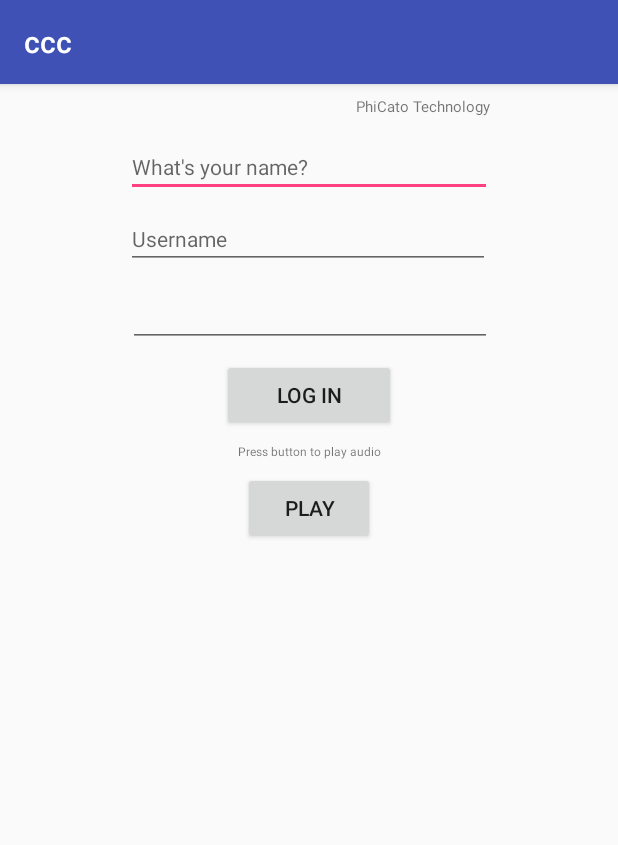
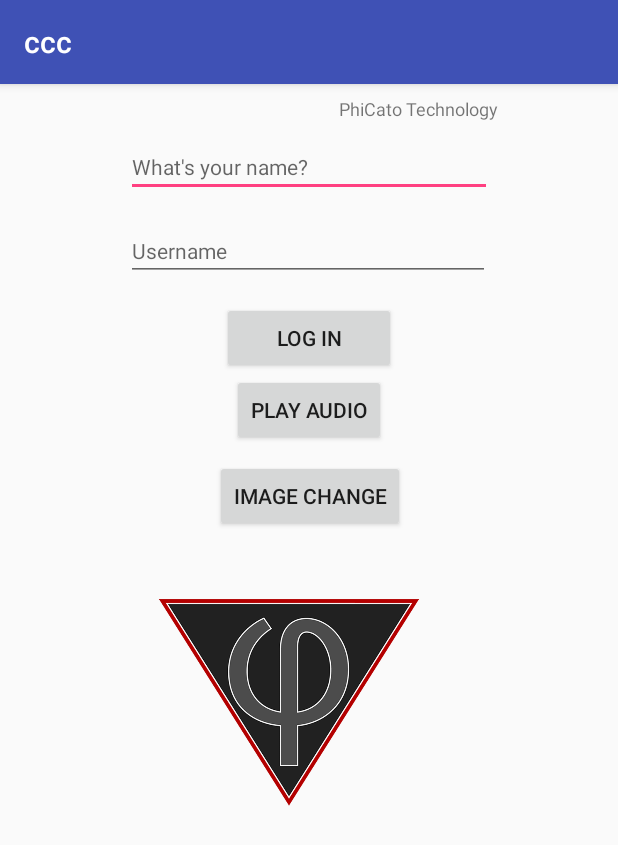
Before and after one commit to phicato/ccc, an Android app: the screen it shows after launch (MainActivity), after a tap on "LOG IN", on a phone screen of 412 x 824 dp. Shown: the top 845 px of the screen. Run offline under Robolectric (Android 15) with nearby library versions, the phone set to English and light mode, and no system bars.

Commit message:
Updated with click to play function

```diff
--- a/app/src/main/java/pl/phicato/www/ccc/MainActivity.java
+++ b/app/src/main/java/pl/phicato/www/ccc/MainActivity.java
@@ -6,6 +6,7 @@ import android.os.Bundle;
 import android.util.Log;
 import android.view.View;
 import android.widget.EditText;
+import android.widget.ImageView;
 import android.widget.Toast;
 
 public class MainActivity extends AppCompatActivity {
@@ -21,10 +22,6 @@ public class MainActivity extends AppCompatActivity {
         String usernameConverted = username.getText().toString();
         Log.i("username", usernameConverted);
 
-        EditText password = (EditText) findViewById(R.id.passwordID);
-        String passwordConverted = password.getText().toString();
-        Log.i("password", passwordConverted);
-
         EditText name = (EditText) findViewById(R.id.nameID);
         String nameConverted = name.getText().toString();
 
@@ -32,7 +29,13 @@ public class MainActivity extends AppCompatActivity {
     }
 
     public void playFunction(View view){
-        MediaPlayer ring= MediaPlayer.create(MainActivity.this,R.raw.zakonczenie);
+        MediaPlayer ring = MediaPlayer.create(MainActivity.this,R.raw.zakonczenie);
         ring.start();
     }
+
+    public void imageChange(View view){
+        ImageView imageView = (ImageView) findViewById(R.id.image1ID);
+        imageView.setImageResource(R.drawable.pszczolka100);
+    }
+
 }
--- a/app/src/main/res/layout/activity_main.xml
+++ b/app/src/main/res/layout/activity_main.xml
@@ -14,7 +14,7 @@
         android:layout_marginStart="64dp"
         android:layout_marginTop="8dp"
         android:text="@string/PhiCato"
-        android:textSize="10sp"
+        android:textSize="12sp"
         app:layout_constraintEnd_toEndOf="parent"
         app:layout_constraintHorizontal_bias="0.693"
         app:layout_constraintStart_toStartOf="parent"
@@ -42,30 +42,15 @@
         android:layout_height="wrap_content"
         android:layout_marginEnd="85dp"
         android:layout_marginStart="84dp"
-        android:layout_marginTop="8dp"
+        android:layout_marginTop="16dp"
         android:ems="10"
         android:hint="@string/name"
         android:inputType="textPersonName"
         android:textSize="14sp"
         app:layout_constraintEnd_toEndOf="parent"
-        app:layout_constraintHorizontal_bias="0.497"
+        app:layout_constraintHorizontal_bias="0.0"
         app:layout_constraintStart_toStartOf="parent"
         app:layout_constraintTop_toBottomOf="@+id/nameID" />
-
-    <EditText
-        android:id="@+id/passwordID"
-        android:layout_width="0dp"
-        android:layout_height="wrap_content"
-        android:layout_marginEnd="84dp"
-        android:layout_marginStart="85dp"
-        android:layout_marginTop="12dp"
-        android:ems="10"
-        android:inputType="textPassword"
-        android:textSize="14sp"
-        app:layout_constraintEnd_toEndOf="parent"
-        app:layout_constraintHorizontal_bias="0.0"
-        app:layout_constraintStart_toStartOf="parent"
-        app:layout_constraintTop_toBottomOf="@+id/usernameID" />
 
     <Button
         android:id="@+id/buttonID"
@@ -73,26 +58,13 @@
         android:layout_height="48dp"
         android:layout_marginEnd="148dp"
         android:layout_marginStart="148dp"
-        android:layout_marginTop="8dp"
+        android:layout_marginTop="14dp"
         android:onClick="loginFunction"
         android:text="@string/login_button"
         app:layout_constraintEnd_toEndOf="parent"
         app:layout_constraintHorizontal_bias="0.0"
         app:layout_constraintStart_toStartOf="parent"
-        app:layout_constraintTop_toBottomOf="@+id/passwordID" />
-
-    <TextView
-        android:id="@+id/textView"
-        android:layout_width="wrap_content"
-        android:layout_height="wrap_content"
-        android:layout_marginEnd="162dp"
-        android:layout_marginStart="162dp"
-        android:layout_marginTop="8dp"
-        android:text="@string/login_mess"
-        android:textSize="8sp"
-        app:layout_constraintEnd_toEndOf="parent"
-        app:layout_constraintStart_toStartOf="parent"
-        app:layout_constraintTop_toBottomOf="@+id/buttonID" />
+        app:layout_constraintTop_toBottomOf="@+id/usernameID" />
 
     <Button
         android:id="@+id/button2"
@@ -100,11 +72,36 @@
         android:layout_height="wrap_content"
         android:layout_marginEnd="148dp"
         android:layout_marginStart="148dp"
-        android:layout_marginTop="8dp"
         android:onClick="playFunction"
         android:text="@string/play_button"
         app:layout_constraintEnd_toEndOf="parent"
         app:layout_constraintStart_toStartOf="parent"
-        app:layout_constraintTop_toBottomOf="@+id/textView" />
+        app:layout_constraintTop_toBottomOf="@+id/buttonID" />
+
+    <ImageView
+        android:id="@+id/image1ID"
+        android:layout_width="197dp"
+        android:layout_height="176dp"
+        android:layout_marginEnd="93dp"
+        android:layout_marginStart="94dp"
+        android:layout_marginTop="316dp"
+        app:layout_constraintEnd_toEndOf="parent"
+        app:layout_constraintHorizontal_bias="0.0"
+        app:layout_constraintStart_toStartOf="parent"
+        app:layout_constraintTop_toTopOf="parent"
+        app:srcCompat="@drawable/phi_logo" />
+
+    <Button
+        android:id="@+id/button"
+        android:layout_width="wrap_content"
+        android:layout_height="wrap_content"
+        android:layout_marginEnd="128dp"
+        android:layout_marginStart="129dp"
+        android:layout_marginTop="9dp"
+        android:onClick="imageChange"
+        android:text="@string/change_image"
+        app:layout_constraintEnd_toEndOf="parent"
+        app:layout_constraintStart_toStartOf="parent"
+        app:layout_constraintTop_toBottomOf="@+id/button2" />
 
 </android.support.constraint.ConstraintLayout>
--- a/app/src/main/res/values/strings.xml
+++ b/app/src/main/res/values/strings.xml
@@ -6,5 +6,6 @@
     <string name="login_mess">Press button to play audio</string>
     <string name="PhiCato">PhiCato Technology</string>
     <string name="whats_your_name">What\'s your name?</string>
-    <string name="play_button">PLAY</string>
+    <string name="play_button">PLAY AUDIO</string>
+    <string name="change_image">IMAGE CHANGE</string>
 </resources>
```
Also changed, not shown: app/src/main/res/drawable/phi_logo.png (added), app/src/main/res/drawable/pszczolka100.png (added), 1 other file.
